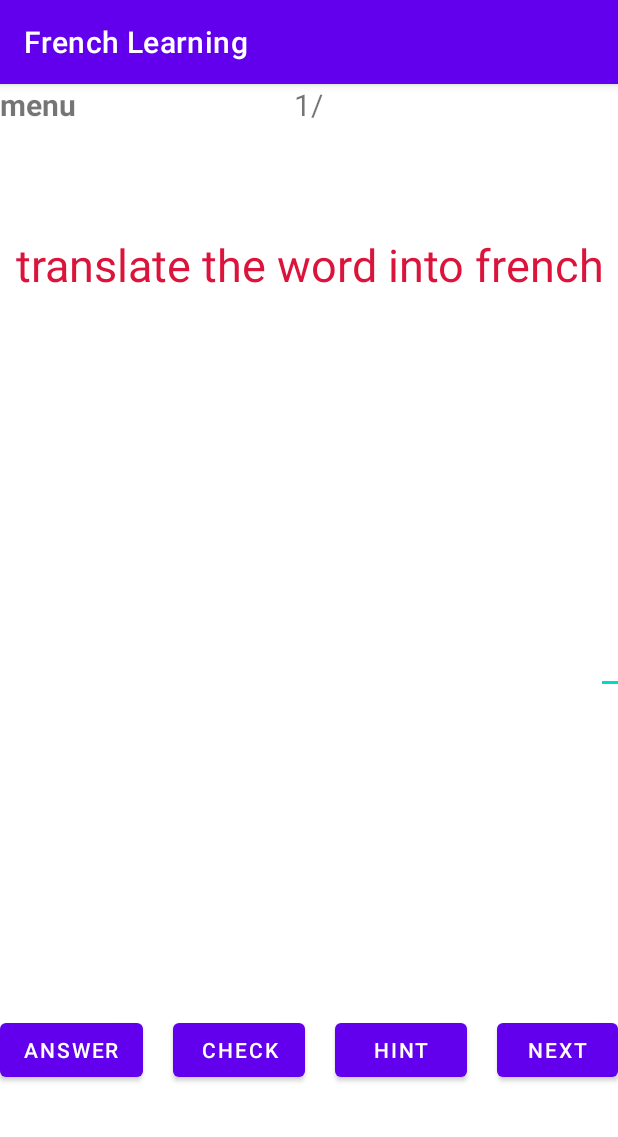
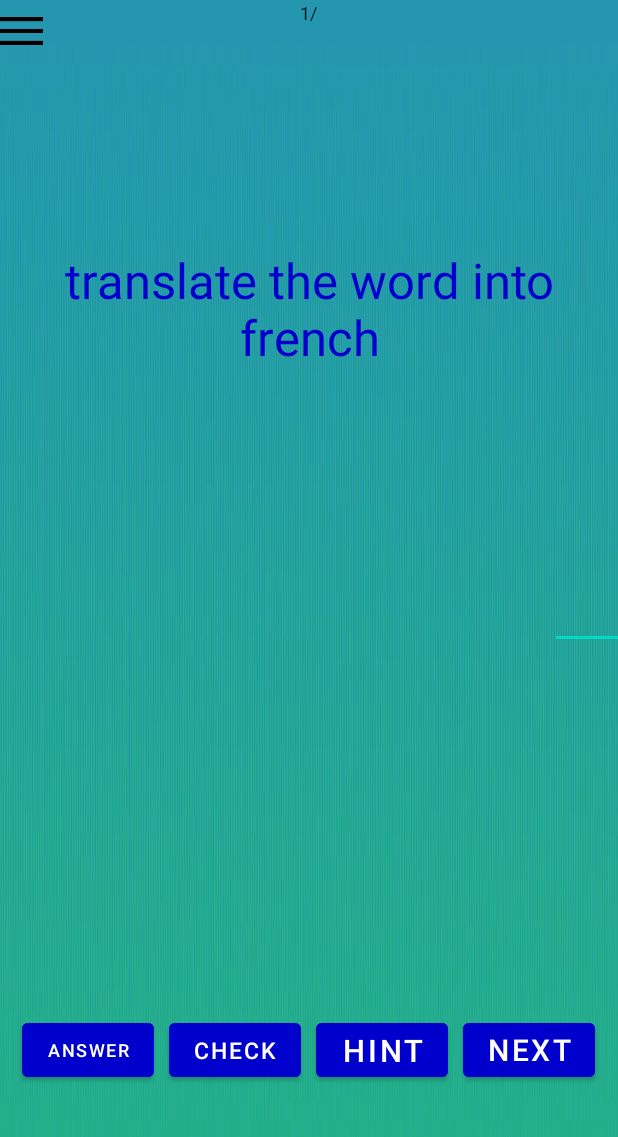
Before and after one commit to SargysanMher/French_Learning, an Android app: the Themes screen opened directly, with no data from a screen before it, on a phone screen of 412 x 824 dp. Shown: the top 1137 px of the screen. Run offline under Robolectric (Android 15) with nearby library versions, the light colour scheme and no system bars; libraries missing offline, so code that uses them is left out: org.apache.poi; 10 statements that could not run were skipped.

Commit message:
design of Themes

```diff
--- a/app/build.gradle
+++ b/app/build.gradle
@@ -4,12 +4,12 @@ plugins {
 
 android {
     namespace 'com.example.myapplication'
-    compileSdk 32
+    compileSdk 33
 
     defaultConfig {
         applicationId "com.example.myapplication"
         minSdk 21
-        targetSdk 32
+        targetSdk 33
         versionCode 1
         versionName "1.0"
 
@@ -30,11 +30,11 @@ android {
 
 dependencies {
 
-    implementation 'androidx.appcompat:appcompat:1.5.1'
+    implementation 'androidx.appcompat:appcompat:1.6.1'
     implementation('org.apache.poi:poi:3.17')
-    implementation 'com.google.android.material:material:1.7.0'
+    implementation 'com.google.android.material:material:1.8.0'
     implementation 'androidx.constraintlayout:constraintlayout:2.1.4'
     testImplementation 'junit:junit:4.13.2'
-    androidTestImplementation 'androidx.test.ext:junit:1.1.4'
-    androidTestImplementation 'androidx.test.espresso:espresso-core:3.5.0'
+    androidTestImplementation 'androidx.test.ext:junit:1.1.5'
+    androidTestImplementation 'androidx.test.espresso:espresso-core:3.5.1'
 }
--- a/app/src/main/java/com/example/myapplication/MainActivity.java
+++ b/app/src/main/java/com/example/myapplication/MainActivity.java
@@ -29,6 +29,7 @@ public class MainActivity extends AppCompatActivity {
     protected void onCreate(Bundle savedInstanceState) {
         super.onCreate(savedInstanceState);
         setContentView(R.layout.activity_main);
+
         String stars[]= new String[]{"stars_of_housedp.txt","stars_of_animals.txt","stars_of_person.txt","stars_of_technique.txt","stars_of_nature.txt","stars_of_travel.txt","stars_of_character.txt","stars_of_professions.txt","stars_of_food.txt", "stars_of_school.txt","stars_of_clothes.txt","stars_of_seasons.txt"};
         TextView place_of_stars_of_house = findViewById(R.id.stars_of_house);
         TextView place_of_stars_of_animals = findViewById(R.id.stars_of_animals);
--- a/app/src/main/java/com/example/myapplication/Themes.java
+++ b/app/src/main/java/com/example/myapplication/Themes.java
@@ -7,6 +7,7 @@ import androidx.appcompat.app.AppCompatActivity;
 import android.annotation.SuppressLint;
 import android.content.Intent;
 import android.os.Bundle;
+import android.util.DisplayMetrics;
 import android.util.Log;
 import android.view.MenuItem;
 import android.view.View;
@@ -41,11 +42,32 @@ public class Themes extends AppCompatActivity implements PopupMenu.OnMenuItemCli
         answer = findViewById(R.id.answer);
         TextView text = findViewById(R.id.text);
         TextView x = findViewById(R.id.x);
+        DisplayMetrics metrics = getResources().getDisplayMetrics();
+
+        int DeviceTotalWidth = metrics.widthPixels;
+        int DeviceTotalHeight = metrics.heightPixels;
         TextView y = findViewById(R.id.y);
+        TextView slash = findViewById(R.id.slash);
         TextView checked = findViewById(R.id.checked);
         TextView textView = findViewById(R.id.textview);
         EditText editText = findViewById(R.id.edittext);
-
+        text.setTextSize(DeviceTotalWidth/40);
+        editText.setMaxWidth(DeviceTotalWidth/20);
+        editText.setWidth(DeviceTotalWidth/3);
+        editText.setTextSize(DeviceTotalWidth/40);
+        textView.setTextSize(DeviceTotalWidth/40);
+        checked.setTextSize(DeviceTotalWidth/40);
+        x.setTextSize(DeviceTotalWidth/50);
+        y.setTextSize(DeviceTotalWidth/50);
+        slash.setTextSize(DeviceTotalWidth/50);
+        answer.setWidth(DeviceTotalWidth/5);
+        answer.setHeight(DeviceTotalHeight/20);
+        check.setWidth(DeviceTotalWidth/5);
+        check.setHeight(DeviceTotalHeight/20);
+        hint.setWidth(DeviceTotalWidth/5);
+        hint.setHeight(DeviceTotalHeight/20);
+        next.setWidth(DeviceTotalWidth/5);
+        next.setHeight(DeviceTotalHeight/20);
         Bundle extras = getIntent().getExtras();
         int which_theme = extras.getInt("theme");
 
--- a/app/src/main/res/layout/activity_house.xml
+++ b/app/src/main/res/layout/activity_house.xml
@@ -3,18 +3,20 @@
     xmlns:app="http://schemas.android.com/apk/res-auto"
     xmlns:tools="http://schemas.android.com/tools"
     android:layout_width="match_parent"
+    android:background="@drawable/nkar"
     android:layout_height="match_parent"
     tools:context=".Themes">
-    <TextView
-        android:layout_width="wrap_content"
-        android:layout_height="wrap_content"
-        android:textStyle="bold"
-        android:text="menu"
+    <ImageView
+        app:layout_constraintHeight_percent="0.05"
+        app:layout_constraintWidth_percent="0.07"
+        android:layout_width="0sp"
+        android:layout_height="0sp"
+
+        android:src="@drawable/menu"
         android:onClick="showPopup"
-        android:textSize="20sp"
         tools:ignore="MissingConstraints">
 
-    </TextView>
+    </ImageView>
 
     <LinearLayout
         android:layout_width="match_parent"
@@ -26,20 +28,21 @@
         <TextView
             android:layout_width="wrap_content"
             android:id="@+id/x"
-            android:textSize="20sp"
+            android:textAppearance="?android:attr/textAppearanceLarge"
             android:layout_height="wrap_content">
 
         </TextView>
         <TextView
             android:layout_width="wrap_content"
             android:text="/"
-            android:textSize="20sp"
+            android:id="@+id/slash"
+            android:textAppearance="?android:attr/textAppearanceLarge"
             android:layout_height="wrap_content">
 
         </TextView>
         <TextView
             android:layout_width="wrap_content"
-            android:textSize="20sp"
+            android:textAppearance="?android:attr/textAppearanceLarge"
             android:id="@+id/y"
             android:layout_height="wrap_content">
         </TextView>
@@ -47,19 +50,21 @@
     <View
         android:layout_width="match_parent"
         android:id="@+id/view"
-        android:layout_height="100sp"
+        android:layout_height="0sp"
+        app:layout_constraintHeight_percent="0.2"
         tools:ignore="MissingConstraints">
 
     </View>
 
     <TextView
-        android:layout_width="match_parent"
         android:text="@string/translate_the_word_into_french"
         app:layout_constraintTop_toBottomOf="@id/view"
-        android:textSize="30sp"
+        app:autoSizeTextType="uniform"
         android:gravity="center"
-        android:textColor="@color/red"
-        android:layout_height="wrap_content"
+        android:textColor="@color/blue"
+        app:layout_constraintHeight_percent="0.1"
+        android:layout_width="match_parent"
+        android:layout_height="0sp"
         tools:ignore="MissingConstraints">
 
     </TextView>
@@ -96,7 +101,6 @@
             android:minWidth="100dp"
             android:inputType="textNoSuggestions"
             android:id="@+id/edittext"
-            android:maxWidth="250dp"
             android:layout_height="wrap_content">
 
         </EditText>
@@ -124,38 +128,47 @@
             android:layout_width="wrap_content"
             android:text="@string/answer"
             android:id="@+id/answer"
+            app:autoSizeTextType="uniform"
+            android:backgroundTint="@color/blue"
+
             android:layout_height="wrap_content"
             tools:ignore="UsingOnClickInXml">
 
         </Button>
         <View
-            android:layout_width="20dp"
+            android:layout_width="10dp"
             android:layout_height="match_parent">
 
         </View>
         <Button
             android:layout_width="wrap_content"
             android:text="@string/check"
+            app:autoSizeTextType="uniform"
             android:id="@+id/check"
+            android:backgroundTint="@color/blue"
+
             android:layout_height="wrap_content"
             tools:ignore="UsingOnClickInXml">
 
         </Button>
         <View
-            android:layout_width="20dp"
+            android:layout_width="10dp"
             android:layout_height="match_parent">
 
         </View>
         <Button
             android:layout_width="wrap_content"
             android:text="@string/hint"
+            app:autoSizeTextType="uniform"
+            android:backgroundTint="@color/blue"
+
             android:id="@+id/hint"
             android:layout_height="wrap_content"
             tools:ignore="UsingOnClickInXml">
 
         </Button>
         <View
-            android:layout_width="20dp"
+            android:layout_width="10dp"
             android:layout_height="match_parent">
 
         </View>
@@ -163,6 +176,8 @@
             android:layout_width="wrap_content"
             android:text="@string/next"
             android:id="@+id/next"
+            app:autoSizeTextType="uniform"
+            android:backgroundTint="@color/blue"
             android:layout_height="wrap_content"
             tools:ignore="UsingOnClickInXml">
 
--- a/app/src/main/res/menu/popup.xml
+++ b/app/src/main/res/menu/popup.xml
@@ -3,6 +3,7 @@
     xmlns:android="http://schemas.android.com/apk/res/android">
     <item
         android:id="@+id/back"
+
         android:title="back to main menu"
         tools:ignore="HardcodedText" />
     <item
--- a/app/src/main/res/values/themes.xml
+++ b/app/src/main/res/values/themes.xml
@@ -7,6 +7,8 @@
         <item name="colorOnPrimary">@color/white</item>
         <!-- Secondary brand color. -->
         <item name="colorSecondary">@color/teal_200</item>
+        <item name="windowActionBar">false</item>
+        <item name="windowNoTitle">true</item>
         <item name="colorSecondaryVariant">@color/teal_700</item>
         <item name="colorOnSecondary">@color/black</item>
         <!-- Status bar color. -->
```
Also changed, not shown: app/src/main/res/drawable/menu.png (added), app/src/main/res/drawable/nkar.jpg (added).
